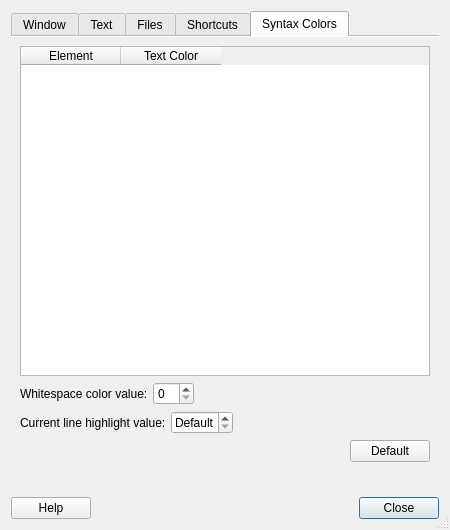
Old version of the form featherpad/prefDialog.ui in the repository vecnathewhisperd0/FeatherPad.
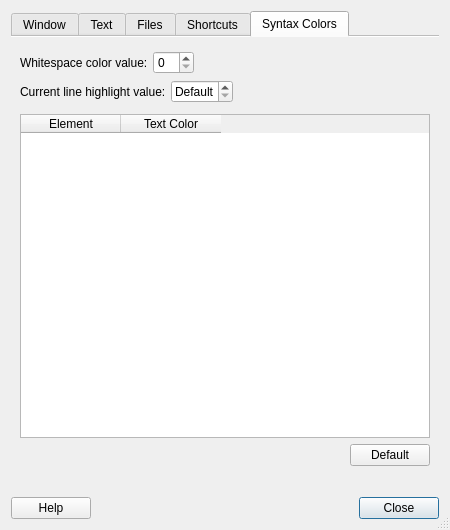
New version of the form. The open tabs and pages were chosen to show the change. Icons and pictures are not drawn.

The edit to the form file:
```diff
--- a/featherpad/prefDialog.ui
+++ b/featherpad/prefDialog.ui
@@ -1316,34 +1316,17 @@
        <string>Syntax Colors</string>
       </attribute>
       <layout class="QGridLayout" name="gridLayout_2">
+       <property name="bottomMargin">
+        <number>5</number>
+       </property>
        <item row="0" column="0">
-        <widget class="QTableWidget" name="syntaxTableWidget">
-         <property name="alternatingRowColors">
-          <bool>true</bool>
-         </property>
-         <property name="selectionMode">
-          <enum>QAbstractItemView::SingleSelection</enum>
-         </property>
-         <attribute name="verticalHeaderVisible">
-          <bool>false</bool>
-         </attribute>
-         <column>
-          <property name="text">
-           <string>Element</string>
-          </property>
-         </column>
-         <column>
-          <property name="text">
-           <string>Text Color</string>
-          </property>
-         </column>
-        </widget>
-       </item>
-       <item row="1" column="0">
         <layout class="QHBoxLayout" name="horizontalLayout_16">
          <property name="spacing">
           <number>5</number>
          </property>
+         <property name="topMargin">
+          <number>5</number>
+         </property>
          <item>
           <widget class="QLabel" name="whiteSpaceLabel">
            <property name="text">
@@ -1369,11 +1352,14 @@
          </item>
         </layout>
        </item>
-       <item row="2" column="0">
+       <item row="1" column="0">
         <layout class="QHBoxLayout" name="horizontalLayout_17">
          <property name="spacing">
           <number>5</number>
          </property>
+         <property name="bottomMargin">
+          <number>5</number>
+         </property>
          <item>
           <widget class="QLabel" name="curLineLabel">
            <property name="toolTip">
@@ -1409,6 +1395,29 @@
          </item>
         </layout>
        </item>
+       <item row="2" column="0">
+        <widget class="QTableWidget" name="syntaxTableWidget">
+         <property name="alternatingRowColors">
+          <bool>true</bool>
+         </property>
+         <property name="selectionMode">
+          <enum>QAbstractItemView::SingleSelection</enum>
+         </property>
+         <attribute name="verticalHeaderVisible">
+          <bool>false</bool>
+         </attribute>
+         <column>
+          <property name="text">
+           <string>Element</string>
+          </property>
+         </column>
+         <column>
+          <property name="text">
+           <string>Text Color</string>
+          </property>
+         </column>
+        </widget>
+       </item>
        <item row="3" column="0" alignment="Qt::AlignRight">
         <widget class="QPushButton" name="defaultSyntaxButton">
          <property name="toolTip">
```
Left out of the diff: 3 changed lines with no effect on the pictures.
